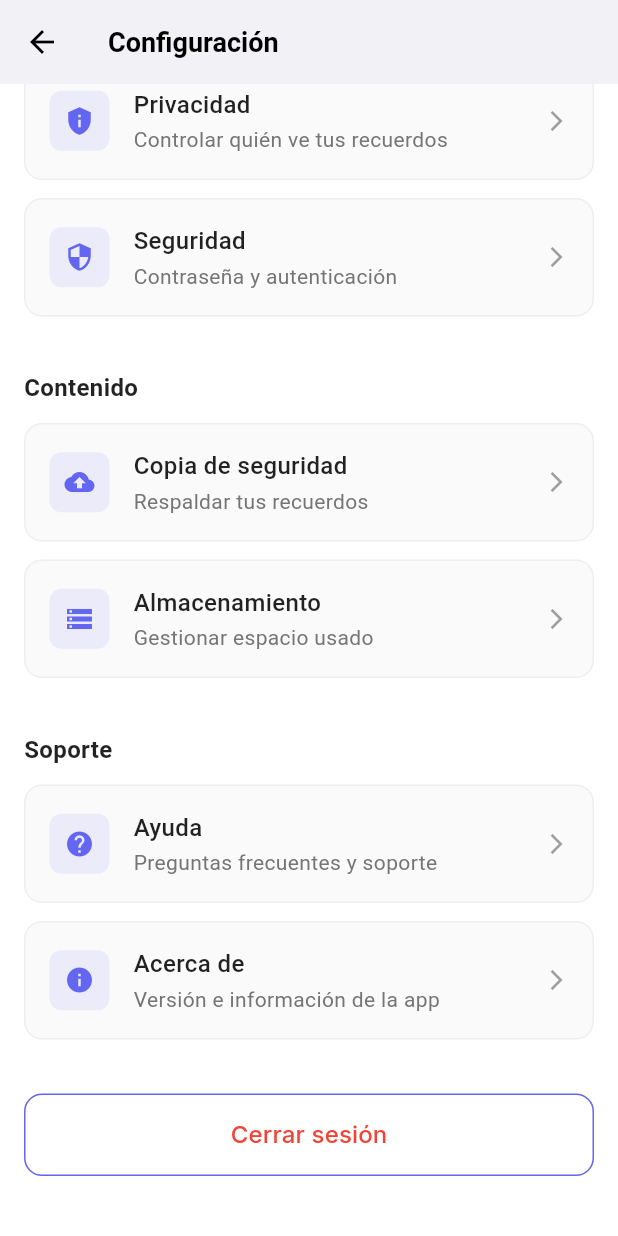
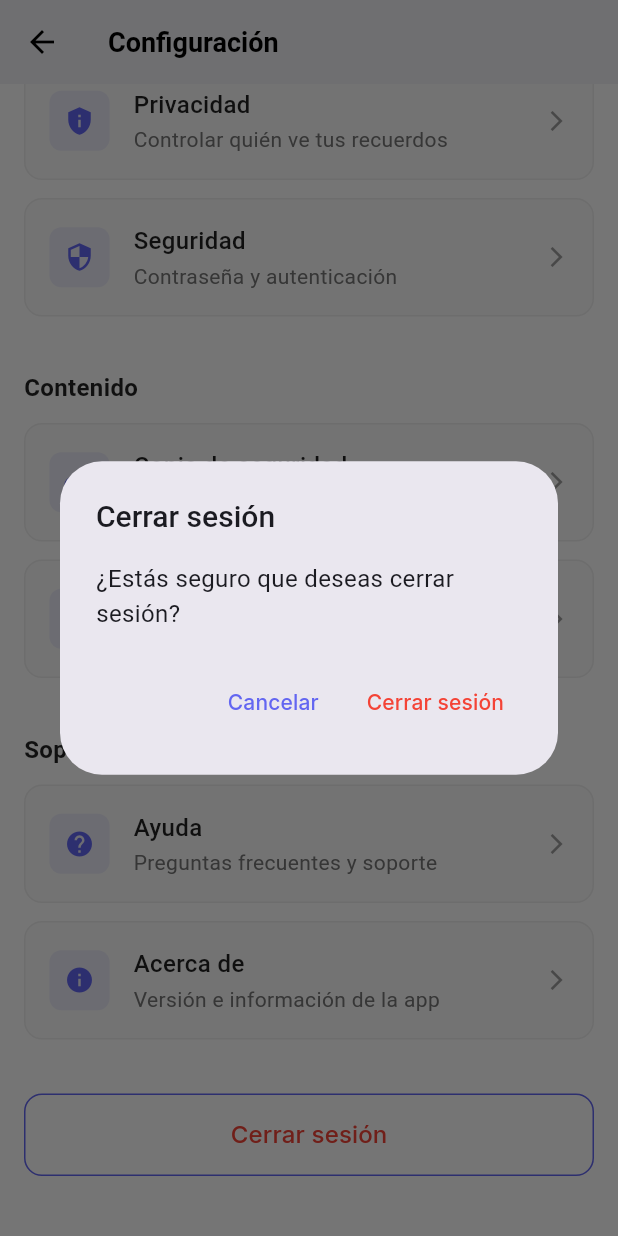
Before and after one commit to Grupo3-DP2-Lirium/Lirium-Front-AppMovil, a Flutter app: the SettingsScreen screen opened directly, scrolled down 281 dp, after a tap on "Cerrar sesión", on a phone screen of 412 x 824 dp. Run offline on Flutter 3.47's test engine with Material 3 defaults, Android fonts, the phone set to English and light mode, and no system bars; our stand-ins replace cached_network_image, dio, flutter_secure_storage, google_fonts, image_picker, permission_handler; accounts and stored records are empty.

Commit message:
Add logout functionality to settings screen
Refactored SettingsScreen to a StatefulWidget and implemented logout logic with confirmation dialog, progress indicator, and navigation to LoginScreen upon successful logout. Also updated a text string in create_memory_select_type.dart for improved user guidance.

```diff
--- a/lib/presentation/screens/create_memory_for_a_memorial/create_memory_select_type.dart
+++ b/lib/presentation/screens/create_memory_for_a_memorial/create_memory_select_type.dart
@@ -64,7 +64,7 @@ class _CreateMemorySelectTypeState extends State<CreateMemorySelectType> {
 
             // Segunda fila
             Text(
-              "¿Qué vas a hacer hoy?",
+              "¿No sabes cómo comenzar?",
               style: Theme.of(context).textTheme.headlineLarge,
               textAlign: TextAlign.center,
             ),
--- a/lib/presentation/screens/settings/settings_screen.dart
+++ b/lib/presentation/screens/settings/settings_screen.dart
@@ -1,8 +1,76 @@
 import 'package:flutter/material.dart';
 import '../../components/components.dart';
+import '../../../data/services/auth_service.dart';
+import '../../../data/services/auth_storage.dart';
+import '../auth/login_screen.dart';
 
-class SettingsScreen extends StatelessWidget {
+class SettingsScreen extends StatefulWidget {
   const SettingsScreen({super.key});
+
+  @override
+  State<SettingsScreen> createState() => _SettingsScreenState();
+}
+
+class _SettingsScreenState extends State<SettingsScreen> {
+  final AuthService _authService = AuthService();
+  final AuthStorage _authStorage = AuthStorage();
+  bool _isLoggingOut = false;
+
+  Future<void> _logout() async {
+    // Mostrar dialogo de confirmación
+    final confirmed = await showDialog<bool>(
+      context: context,
+      builder: (context) => AlertDialog(
+        title: const Text('Cerrar sesión'),
+        content: const Text('¿Estás seguro que deseas cerrar sesión?'),
+        actions: [
+          TextButton(
+            onPressed: () => Navigator.of(context).pop(false),
+            child: const Text('Cancelar'),
+          ),
+          TextButton(
+            onPressed: () => Navigator.of(context).pop(true),
+            child: const Text('Cerrar sesión', style: TextStyle(color: Colors.red)),
+          ),
+        ],
+      ),
+    );
+
+    if (confirmed == true) {
+      setState(() {
+        _isLoggingOut = true;
+      });
+
+      try {
+        // Cerrar sesión usando AuthService
+        await _authService.logout();
+
+        // También limpiar AuthStorage por seguridad
+        await _authStorage.clear();
+
+        if (mounted) {
+          // Navegar al LoginScreen y limpiar toda la pila de navegación
+          Navigator.of(context).pushAndRemoveUntil(
+            MaterialPageRoute(builder: (context) => const LoginScreen()),
+            (route) => false,
+          );
+        }
+      } catch (e) {
+        if (mounted) {
+          setState(() {
+            _isLoggingOut = false;
+          });
+
+          ScaffoldMessenger.of(context).showSnackBar(
+            SnackBar(
+              content: Text('Error al cerrar sesión: $e'),
+              backgroundColor: Colors.red,
+            ),
+          );
+        }
+      }
+    }
+  }
 
   @override
   Widget build(BuildContext context) {
@@ -134,12 +202,19 @@ class SettingsScreen extends StatelessWidget {
           ),
           const SizedBox(height: 24),
           // Logout button
-          SecondaryButton(
-            text: 'Cerrar sesión',
-            textColor: Colors.red,
-            isOutlined: true,
-            onPressed: () {},
-          ),
+          _isLoggingOut
+              ? const Center(
+                  child: Padding(
+                    padding: EdgeInsets.all(16.0),
+                    child: CircularProgressIndicator(color: Colors.red),
+                  ),
+                )
+              : SecondaryButton(
+                  text: 'Cerrar sesión',
+                  textColor: Colors.red,
+                  isOutlined: true,
+                  onPressed: _logout,
+                ),
           const SizedBox(height: 24),
         ],
       ),
```
